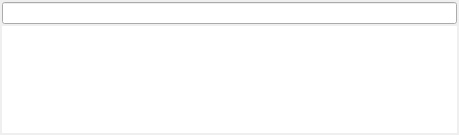
Above: src/navigator/navigatordialog.ui from GAMS-dev/studio before the change. Below: the same form after it.
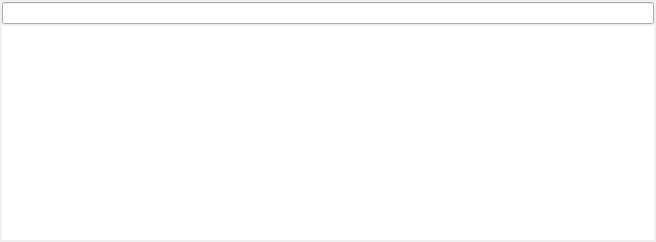
That is the form after the change.

```diff
--- a/src/navigator/navigatordialog.ui
+++ b/src/navigator/navigatordialog.ui
@@ -6,8 +6,8 @@
    <rect>
     <x>0</x>
     <y>0</y>
-    <width>459</width>
-    <height>135</height>
+    <width>656</width>
+    <height>242</height>
    </rect>
   </property>
   <property name="windowTitle">
@@ -34,6 +34,12 @@
    </item>
    <item>
     <widget class="QTableView" name="tableView">
+     <property name="sizePolicy">
+      <sizepolicy hsizetype="MinimumExpanding" vsizetype="MinimumExpanding">
+       <horstretch>0</horstretch>
+       <verstretch>0</verstretch>
+      </sizepolicy>
+     </property>
      <property name="frameShape">
       <enum>QFrame::NoFrame</enum>
      </property>
```
